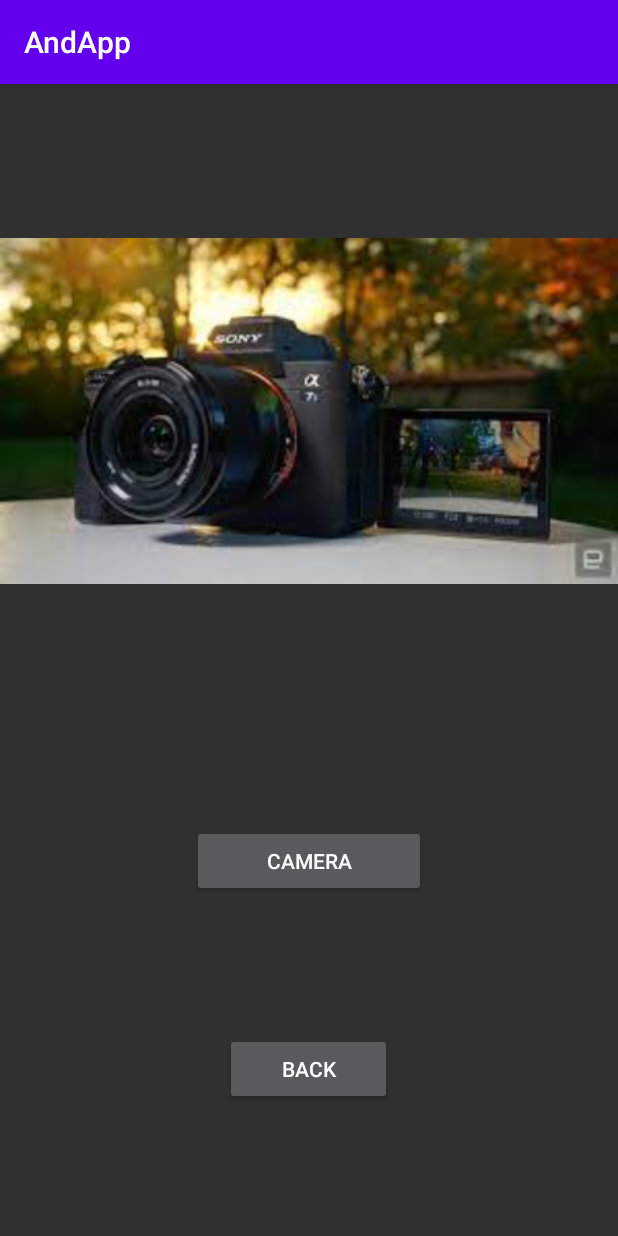
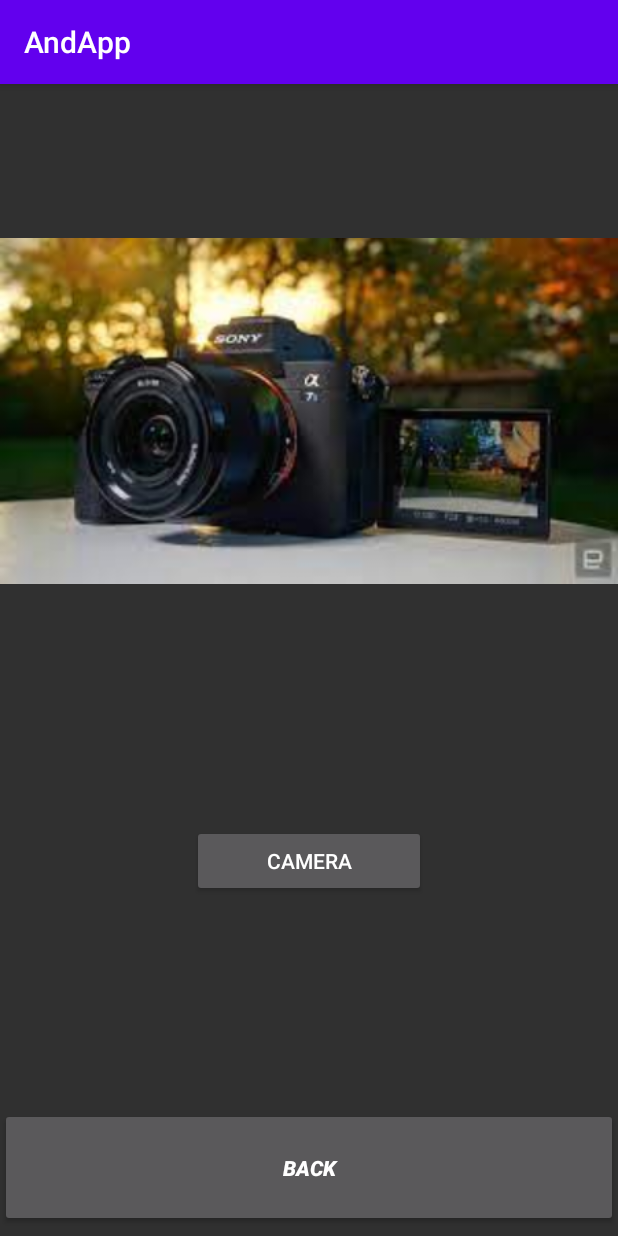
Before and after one commit to MeAdarshMishra/AndApp, an Android app: the Camera screen opened directly, with no data from a screen before it, on a phone screen of 412 x 824 dp. Run offline under Robolectric (Android 15) with nearby library versions, the phone set to English and light mode, and no system bars.

Commit message:
Android Application

```diff
--- a/app/src/main/java/com/example/andapp/AccelerometerBluetooth.java
+++ b/app/src/main/java/com/example/andapp/AccelerometerBluetooth.java
@@ -9,6 +9,7 @@ import android.hardware.SensorManager;
 import android.os.Bundle;
 import android.view.View;
 import android.widget.Button;
+import android.widget.TextView;
 
 import androidx.appcompat.app.AppCompatActivity;
 
@@ -17,6 +18,7 @@ public class AccelerometerBluetooth extends AppCompatActivity implements SensorE
     Button back;
     SensorManager sensorManager;
     Sensor sensor;
+    TextView t1;
 
 
     @Override
@@ -24,6 +26,7 @@ public class AccelerometerBluetooth extends AppCompatActivity implements SensorE
         super.onCreate(savedInstanceState);
         setContentView(R.layout.activity_accelerometer_bluetooth);
         back = findViewById(R.id.abluetoothback);
+        t1 = findViewById(R.id.textabluetooth);
         bluetoothAdapter = BluetoothAdapter.getDefaultAdapter();
         sensorManager = (SensorManager) getSystemService(SENSOR_SERVICE);
         sensorManager.registerListener(this, sensor, SensorManager.SENSOR_DELAY_NORMAL);
@@ -57,4 +60,5 @@ public class AccelerometerBluetooth extends AppCompatActivity implements SensorE
     public void onAccuracyChanged(Sensor sensor, int accuracy) {
 
     }
+
 }
--- a/app/src/main/res/layout/activity_accelerometer_bluetooth.xml
+++ b/app/src/main/res/layout/activity_accelerometer_bluetooth.xml
@@ -6,7 +6,7 @@
     tools:context=".AccelerometerBluetooth">
 
     <TextView
-        android:id="@+id/textView18"
+        android:id="@+id/textabluetooth"
         android:layout_width="379dp"
         android:layout_height="wrap_content"
         android:layout_alignParentStart="true"
--- a/app/src/main/res/layout/activity_camera.xml
+++ b/app/src/main/res/layout/activity_camera.xml
@@ -28,11 +28,14 @@
 
     <Button
         android:id="@+id/backcamera"
-        android:layout_width="111dp"
-        android:layout_height="wrap_content"
+        android:layout_width="match_parent"
+        android:layout_height="79dp"
+        android:layout_alignParentStart="true"
         android:layout_alignParentBottom="true"
-        android:layout_centerHorizontal="true"
-        android:layout_marginBottom="87dp"
-        android:text="Back" />
+        android:layout_marginStart="0dp"
+        android:layout_marginBottom="6dp"
+        android:text="Back"
+        android:textAlignment="center"
+        android:textStyle="bold|italic" />
 
 </RelativeLayout>
```
Also changed, not shown: app/src/main/res/layout/activity_internet.xml (+6 -6 lines).
